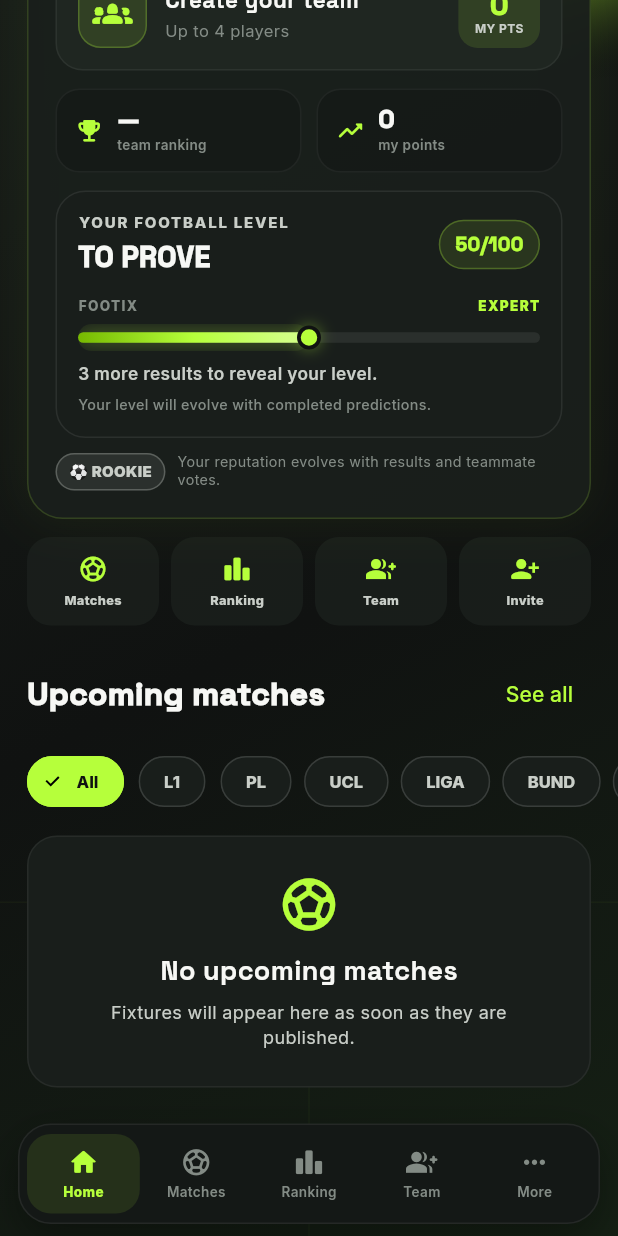
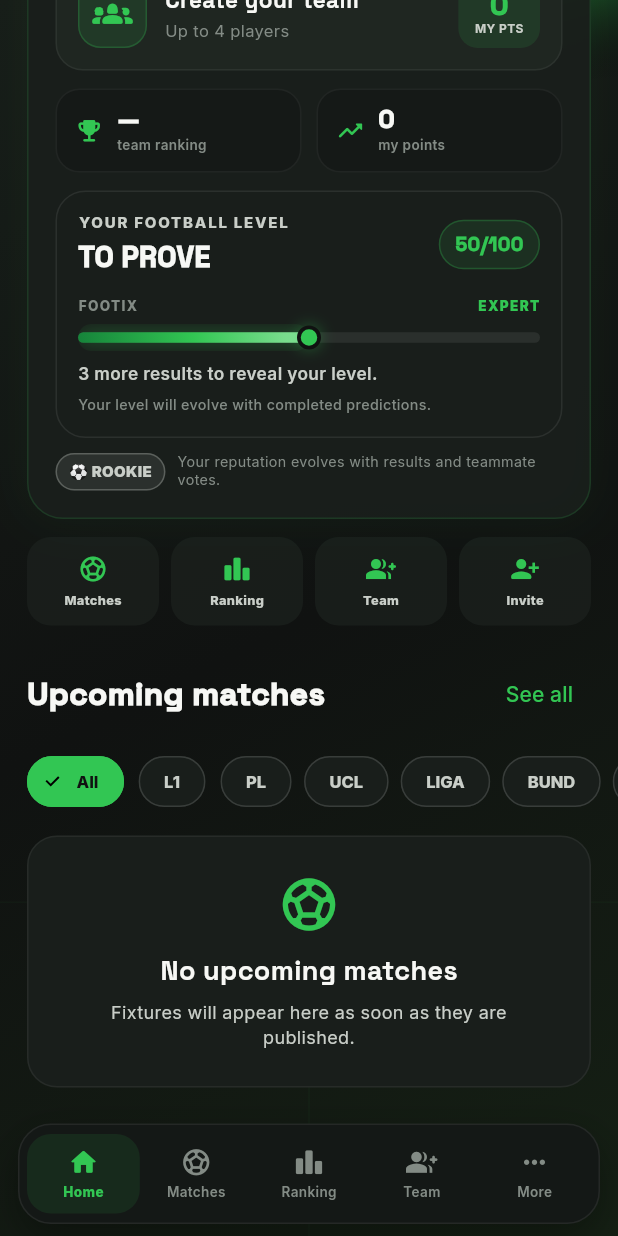
Before and after one commit to usasin/Husain, a Flutter app: the screen it shows once a user with an empty profile is signed in, scrolled down 183 dp, on a phone screen of 412 x 824 dp. Run offline on Flutter 3.47's test engine with Material 3 defaults, Android fonts, the phone set to English and light mode, and no system bars; our stand-ins replace cached_network_image, cloud_firestore, firebase_auth, firebase_core, firebase_messaging, firebase_storage and 9 more; accounts and stored records are empty; network calls fail.

Commit message:
PRONO4: darken green for stronger contrast

```diff
--- a/lib/theme/app_theme.dart
+++ b/lib/theme/app_theme.dart
@@ -3,20 +3,22 @@
 import 'package:google_fonts/google_fonts.dart';
 
 /// PRONO4 — identité premium sports-tech.
-/// Noir profond + blanc cassé + vert victoire électrique.
+/// Noir profond + blanc cassé + vert sportif plus dense, lisible sur fond clair.
 class AppColors {
   static const bg0 = Color(0xFF101211);
   static const bg1 = Color(0xFF141816);
   static const bg2 = Color(0xFF191E1B);
   static const bg3 = Color(0xFF202722);
 
-  static const lime = Color(0xFFB6FF3B);
-  static const limeSoft = Color(0xFFD8FF95);
-  static const limeDark = Color(0xFF76B900);
+  // Vert volontairement plus foncé que l'ancien #B6FF3B :
+  // il garde le côté football/FIFA tout en restant lisible sur blanc.
+  static const lime = Color(0xFF32C653);
+  static const limeSoft = Color(0xFF8BE29C);
+  static const limeDark = Color(0xFF16843A);
 
   // Aliases conservés pour ne pas casser les anciens écrans.
   static const gold = lime;
-  static const gold2 = Color(0xFF8FEA14);
+  static const gold2 = Color(0xFF27B84A);
   static const goldLt = limeSoft;
   static const mexicoGreen = lime;
   static const mexicoGreenDk = limeDark;
@@ -43,7 +45,7 @@
   );
 
   static const trophyGradient = LinearGradient(
-    colors: [limeSoft, lime, Color(0xFF83DD11)],
+    colors: [limeSoft, lime, Color(0xFF1FAE46)],
   );
 
   static const tripleHostGradient = LinearGradient(
```
